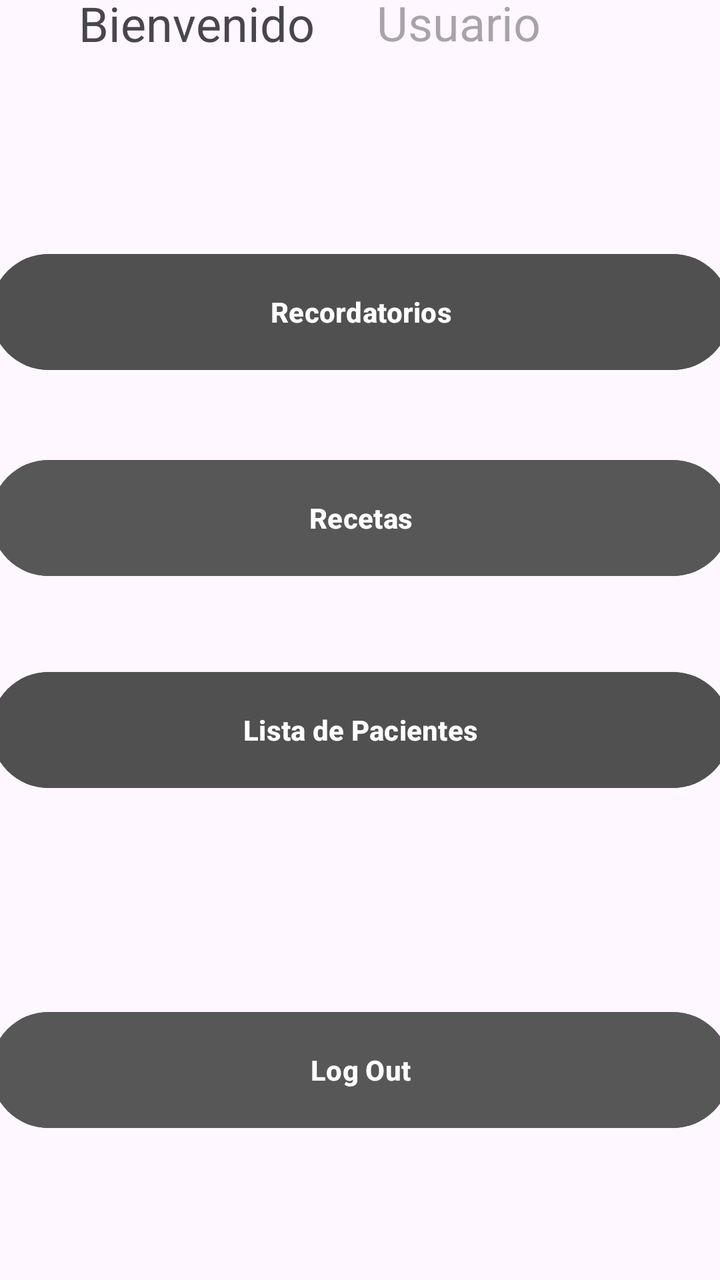
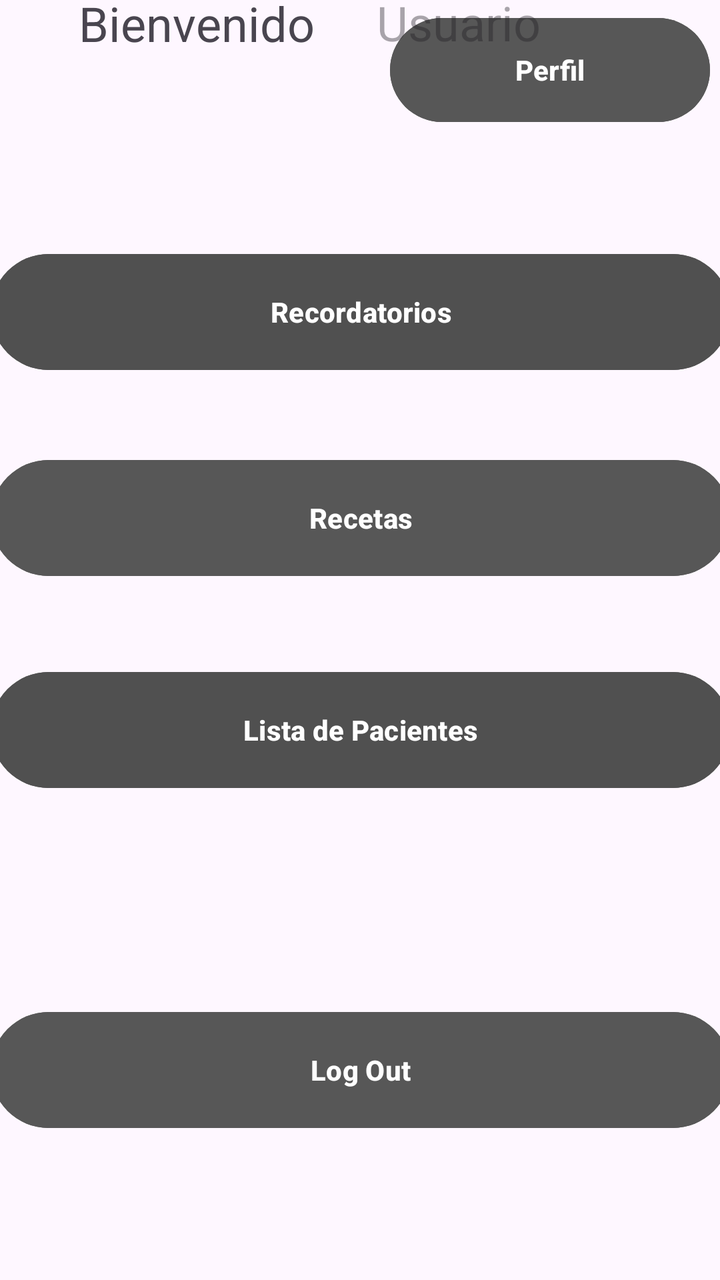

The first picture is an Android layout as it rendered before a commit; the second is the same layout after the commit. The layout source and the unified diff follow.
<!-- AndroidManifest.xml: application theme Theme.MobilesVC -->
<!-- res/layout/main_menu_view.xml -->
<?xml version="1.0" encoding="utf-8"?>
<androidx.constraintlayout.widget.ConstraintLayout xmlns:android="http://schemas.android.com/apk/res/android"
    xmlns:app="http://schemas.android.com/apk/res-auto"
    xmlns:tools="http://schemas.android.com/tools"
    android:layout_width="match_parent"
    android:layout_height="match_parent"
    tools:layout_editor_absoluteX="-35dp"
    tools:layout_editor_absoluteY="186dp">

    <Button
        android:id="@+id/vRecordatorios"
        android:layout_width="370dp"
        android:layout_height="66dp"
        android:layout_marginStart="15dp"
        android:layout_marginEnd="15dp"
        android:layout_marginBottom="37dp"
        android:backgroundTint="#505050"
        android:paddingVertical="14dp"
        android:text="Recordatorios"
        android:textStyle="bold"
        app:layout_constraintBottom_toTopOf="@+id/vRecetas"
        app:layout_constraintEnd_toEndOf="parent"
        app:layout_constraintHorizontal_bias="0.5"
        app:layout_constraintStart_toStartOf="parent" />

    <Button
        android:id="@+id/vLogOut"
        android:layout_width="370dp"
        android:layout_height="66dp"
        android:layout_marginBottom="72dp"
        android:backgroundTint="#575757"
        android:paddingVertical="14dp"
        android:text="Log Out"
        android:textStyle="bold"
        app:layout_constraintBottom_toBottomOf="parent"
        app:layout_constraintEnd_toEndOf="parent"
        app:layout_constraintHorizontal_bias="0.5"
        app:layout_constraintStart_toStartOf="parent" />

    <Button
        android:id="@+id/vPacientes"
        android:layout_width="370dp"
        android:layout_height="66dp"
        android:layout_marginStart="15dp"
        android:layout_marginEnd="15dp"
        android:layout_marginBottom="104dp"
        android:backgroundTint="#505050"
        android:paddingVertical="14dp"
        android:text="Lista de Pacientes"
        android:textStyle="bold"
        app:layout_constraintBottom_toTopOf="@+id/vLogOut"
        app:layout_constraintEnd_toEndOf="parent"
        app:layout_constraintHorizontal_bias="0.5"
        app:layout_constraintStart_toStartOf="parent" />

    <Button
        android:id="@+id/vRecetas"
        android:layout_width="370dp"
        android:layout_height="66dp"
        android:layout_marginStart="15dp"
        android:layout_marginEnd="15dp"
        android:layout_marginBottom="40dp"
        android:backgroundTint="#575757"
        android:paddingVertical="14dp"
        android:text="Recetas"
        android:textStyle="bold"
        app:layout_constraintBottom_toTopOf="@+id/vPacientes"
        app:layout_constraintEnd_toEndOf="parent"
        app:layout_constraintHorizontal_bias="0.5"
        app:layout_constraintStart_toStartOf="parent" />

    <TextView
        android:id="@+id/textView"
        android:layout_width="131dp"
        android:layout_height="33dp"
        android:layout_marginEnd="15dp"
        android:layout_marginBottom="100dp"
        android:text="Bienvenido"
        android:textSize="24sp"
        app:layout_constraintBottom_toTopOf="@+id/vRecordatorios"
        app:layout_constraintEnd_toEndOf="parent"
        app:layout_constraintHorizontal_bias="0.184"
        app:layout_constraintStart_toStartOf="parent"
        app:layout_constraintTop_toTopOf="parent"
        app:layout_constraintVertical_bias="0.5" />

    <TextView
        android:id="@+id/vCurrentUser"
        android:layout_width="157dp"
        android:layout_height="34dp"
        android:layout_marginStart="15dp"
        android:layout_marginBottom="100dp"
        android:hint="Usuario"
        android:textSize="24sp"
        app:layout_constraintBottom_toTopOf="@+id/vRecordatorios"
        app:layout_constraintEnd_toEndOf="parent"
        app:layout_constraintHorizontal_bias="0.172"
        app:layout_constraintStart_toEndOf="@+id/textView"
        app:layout_constraintTop_toTopOf="parent"
        app:layout_constraintVertical_bias="0.5" />

</androidx.constraintlayout.widget.ConstraintLayout>
<!-- resources referenced by this layout -->
<resources>
  <style name="Theme.MobilesVC" parent="Base.Theme.MobilesVC" />
  <style name="Base.Theme.MobilesVC" parent="Theme.Material3.DayNight.NoActionBar">
          
          
      </style>
</resources>

<!-- the commit's change to res/layout/main_menu_view.xml (unified diff, before → after) -->
@@ -6,6 +6,19 @@
     android:layout_height="match_parent"
     tools:layout_editor_absoluteX="-35dp"
     tools:layout_editor_absoluteY="186dp">
+
+    <Button
+        android:id="@+id/vPerfil"
+        android:layout_width="160dp"
+        android:layout_height="60dp"
+        android:layout_marginTop="5dp"
+        android:layout_marginEnd="5dp"
+        android:backgroundTint="#575757"
+        android:paddingVertical="14dp"
+        android:text="Perfil"
+        android:textStyle="bold"
+        app:layout_constraintEnd_toEndOf="parent"
+        app:layout_constraintTop_toTopOf="parent" />
 
     <Button
         android:id="@+id/vRecordatorios"
